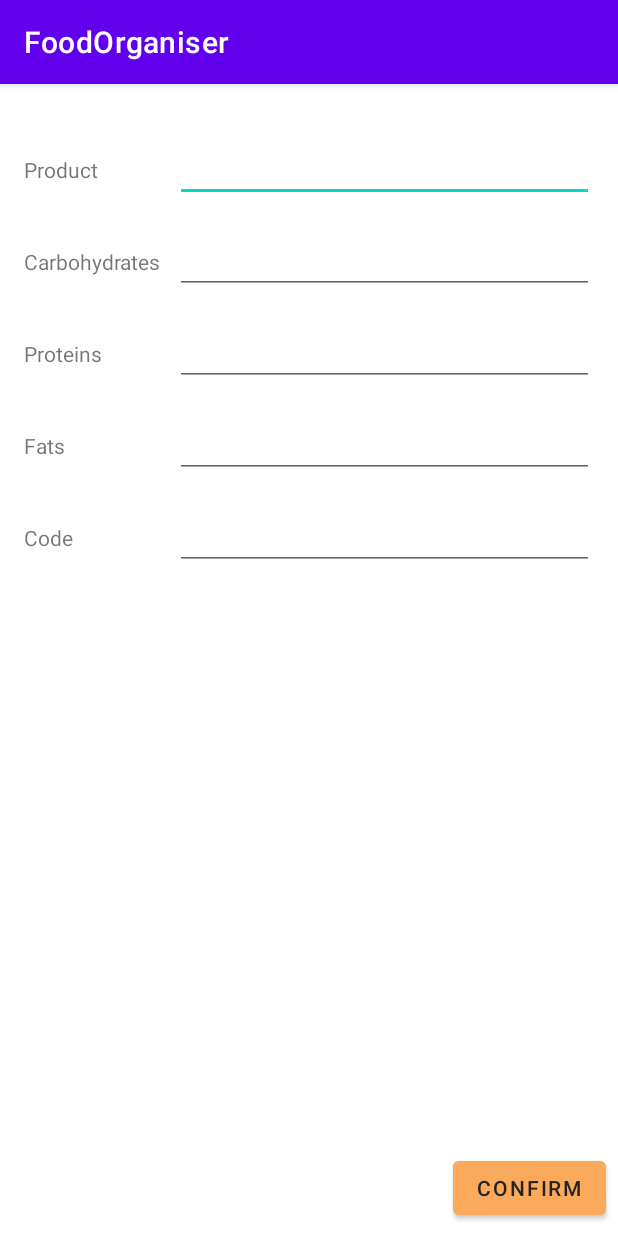
After one commit to shilek/FoodOrganiser, an Android app: the AddProductActivity screen opened directly, with no data from a screen before it, on a phone screen of 412 x 824 dp. The commit adds this screen. Run offline under Robolectric (Android 15) with nearby library versions, the light colour scheme and no system bars.

Commit message:
Added activity to create products in database

```diff
--- a/FoodOrganiser/app/src/main/java/com/app/foodorganiser/MainActivity.java
+++ b/FoodOrganiser/app/src/main/java/com/app/foodorganiser/MainActivity.java
@@ -19,7 +19,6 @@ import android.widget.ListView;
 import android.widget.TextView;
 import android.widget.Toast;
 
-import com.app.foodorganiser.adapters.ProductListAdapter;
 import com.app.foodorganiser.entity.ProductTable;
 import com.app.foodorganiser.productpackage.DatabaseClass;
 import com.app.foodorganiser.productpackage.ProductDisplay;
@@ -71,9 +70,9 @@ public class MainActivity extends AppCompatActivity {
     protected void onCreate(Bundle savedInstanceState) {
         super.onCreate(savedInstanceState);
         setContentView(R.layout.activity_main);
-        if(allProductsList == null) allProductsList = new ArrayList<>();
+        if (allProductsList == null) allProductsList = new ArrayList<>();
 
-        products = findViewById(R.id.ProductsButton);
+        products = findViewById(R.id.add_pr_button);
         timetable = findViewById(R.id.TimetableButton);
         meals = findViewById(R.id.MealsButton);
         account = findViewById(R.id.AccountButton);
@@ -84,7 +83,6 @@ public class MainActivity extends AppCompatActivity {
             List<String> list;
             String string;
             DatabaseClass db = new  DatabaseClass();
-            Looper.prepare();
             try {
                 db.openConnection();
                 db.sendQuery(QueryBuilder.buildQuery("SELECT * FROM products_table"));
@@ -102,6 +100,7 @@ public class MainActivity extends AppCompatActivity {
                 timetable.setClickable(false);
                 meals.setClickable(false);
                 account.setClickable(false);
+                ignore.printStackTrace();
                 //connect.setBackgroundTintList(ColorStateList.valueOf(Color.RED));
             }
         }).start();
@@ -125,34 +124,6 @@ public class MainActivity extends AppCompatActivity {
         loadMenu();
         //==========================================================================================
 
-
-//        connect.setOnClickListener(v -> {
-//            new Thread(() -> {
-//                List<String> list;
-//                String string;
-//                DatabaseClass db = new  DatabaseClass();
-//                Looper.prepare();
-//                try {
-//                    db.openConnection();
-//                    db.sendQuery(QueryBuilder.buildQuery("SELECT * FROM products_table"));
-//                    string = db.receiveReply();
-//                    list = QueryBuilder.toList(string);
-//                    allProductsList = ProductTable.toObject(list);
-//                    products.setClickable(true);
-//                    timetable.setClickable(true);
-//                    meals.setClickable(true);
-//                    account.setClickable(true);
-//                    connect.setBackgroundTintList(ColorStateList.valueOf(Color.GREEN));//setBackgroundColor(Color.GREEN);
-//                }
-//                catch (Exception ignore) {
-//                    products.setClickable(false);
-//                    timetable.setClickable(false);
-//                    meals.setClickable(false);
-//                    account.setClickable(false);
-//                    connect.setBackgroundTintList(ColorStateList.valueOf(Color.RED));
-//                }
-//            }).start();
-//        });
 
         products.setOnClickListener(v -> {
             Intent intent = new Intent(this, ProductDisplay.class);
@@ -334,7 +305,7 @@ public class MainActivity extends AppCompatActivity {
     }
 
     @Override
-    protected void onResume() {
+    public void onResume() {
         super.onResume();
         loadMenu();
     }
--- /dev/null
+++ b/FoodOrganiser/app/src/main/java/com/app/foodorganiser/productpackage/AddProductActivity.java
@@ -0,0 +1,57 @@
+package com.app.foodorganiser.productpackage;
+
+import androidx.appcompat.app.AppCompatActivity;
+
+import android.os.Bundle;
+import android.widget.Button;
+import android.widget.EditText;
+
+import com.app.foodorganiser.R;
+import com.app.foodorganiser.entity.ProductTable;
+
+public class AddProductActivity extends AppCompatActivity {
+
+    EditText nameBox;
+    EditText carbosBox;
+    EditText proteinsBox;
+    EditText fatsBox;
+    EditText codeBox;
+    Button confirm;
+    String name;
+    int carbos = -1;
+    int proteins = -1;
+    int fats = -1;
+    String code = "";
+
+    @Override
+    protected void onCreate(Bundle savedInstanceState) {
+        super.onCreate(savedInstanceState);
+        setContentView(R.layout.activity_add_product);
+
+        nameBox = findViewById(R.id.name_et);
+        carbosBox = findViewById(R.id.carbo_et);
+        proteinsBox = findViewById(R.id.protein_et);
+        fatsBox = findViewById(R.id.fat_et);
+        codeBox = findViewById(R.id.code_et);
+        confirm = findViewById(R.id.confirm_button);
+
+        confirm.setOnClickListener(v -> {
+            getValues();
+            new Thread(() -> {
+                DatabaseClass db = new  DatabaseClass();
+                db.openConnection();
+                ProductTable productObject = new ProductTable(-1, name, proteins, carbos, fats, code, null);
+                db.sendQuery(QueryBuilder.insert(productObject));
+            }).start();
+            this.finish();
+        });
+    }
+
+    public void getValues() {
+        name = nameBox.getText().toString();
+        carbos = Integer.parseInt(carbosBox.getText().toString());
+        proteins = Integer.parseInt(proteinsBox.getText().toString());
+        fats = Integer.parseInt(fatsBox.getText().toString());
+        code = codeBox.getText().toString();
+    }
+}
--- a/FoodOrganiser/app/src/main/java/com/app/foodorganiser/productpackage/DatabaseClass.java
+++ b/FoodOrganiser/app/src/main/java/com/app/foodorganiser/productpackage/DatabaseClass.java
@@ -28,7 +28,7 @@ public class DatabaseClass {
 
     //TODO: placeholder
     public DatabaseClass() {
-        DATABASE = "http://192.168.0.165/projectAndroid/web/index.php"; //put in your local IP
+        DATABASE = "http://192.168.100.7/projectAndroid/web/index.php"; //put in your local IP
         USER = "root";
         PASS = "";
     }
--- a/FoodOrganiser/app/src/main/java/com/app/foodorganiser/productpackage/ProductDisplay.java
+++ b/FoodOrganiser/app/src/main/java/com/app/foodorganiser/productpackage/ProductDisplay.java
@@ -5,7 +5,9 @@ import androidx.recyclerview.widget.LinearLayoutManager;
 import androidx.recyclerview.widget.RecyclerView;
 
 import android.app.AlertDialog;
+import android.content.Intent;
 import android.os.Bundle;
+import android.widget.Button;
 import android.widget.SearchView;
 
 import com.app.foodorganiser.MainActivity;
@@ -15,17 +17,19 @@ import com.app.foodorganiser.entity.ProductTable;
 
 import java.util.List;
 
-public class ProductDisplay extends AppCompatActivity implements ProductListener{
+public class ProductDisplay extends AppCompatActivity implements ProductListener {
     private List<ProductTable> list;
     RecyclerView recyclerView;
     RecyclerView.LayoutManager layoutManager;
     SearchView searchView;
     ProductAdapter productAdapter;
+    Button addProductButton;
 
     @Override
     protected void onCreate(Bundle savedInstanceState) {
         super.onCreate(savedInstanceState);
-        if(MainActivity.allProductsList!=null && MainActivity.allProductsList.size()>0)
+
+        if (MainActivity.allProductsList != null && MainActivity.allProductsList.size() > 0)
         {
             list = MainActivity.allProductsList;
             setContentView(R.layout.activity_product_layout);
@@ -35,6 +39,12 @@ public class ProductDisplay extends AppCompatActivity implements ProductListener
             productAdapter = new ProductAdapter(MainActivity.allProductsList,this);
             recyclerView.setAdapter(productAdapter);
             recyclerView.setLayoutManager(layoutManager);
+            addProductButton = findViewById(R.id.add_pr_button);
+
+            addProductButton.setOnClickListener(v -> {
+                Intent intent = new Intent(this, AddProductActivity.class);
+                startActivity(intent);
+            });
 
             searchView.setOnQueryTextListener(new SearchView.OnQueryTextListener() {
                 @Override
--- /dev/null
+++ b/FoodOrganiser/app/src/main/res/layout/activity_add_product.xml
@@ -0,0 +1,151 @@
+<?xml version="1.0" encoding="utf-8"?>
+<androidx.constraintlayout.widget.ConstraintLayout xmlns:android="http://schemas.android.com/apk/res/android"
+    xmlns:app="http://schemas.android.com/apk/res-auto"
+    xmlns:tools="http://schemas.android.com/tools"
+    android:layout_width="match_parent"
+    android:layout_height="match_parent"
+    tools:context=".productpackage.AddProductActivity">
+
+    <Button
+        android:id="@+id/confirm_button"
+        android:layout_width="wrap_content"
+        android:layout_height="wrap_content"
+        android:layout_marginHorizontal="8dp"
+        android:layout_marginVertical="8dp"
+        android:backgroundTint="@color/ltorange"
+        android:text="Confirm"
+        android:textColor="@color/ltblack"
+        app:layout_constraintBottom_toBottomOf="parent"
+        app:layout_constraintEnd_toEndOf="parent" />
+
+    <LinearLayout
+        android:layout_width="0dp"
+        android:layout_height="0dp"
+        android:layout_marginHorizontal="8dp"
+        android:layout_marginTop="25dp"
+        android:layout_marginBottom="15dp"
+        android:orientation="vertical"
+        app:layout_constraintBottom_toTopOf="@+id/confirm_button"
+        app:layout_constraintEnd_toEndOf="parent"
+        app:layout_constraintStart_toStartOf="parent"
+        app:layout_constraintTop_toTopOf="parent">
+
+        <LinearLayout
+            android:layout_width="match_parent"
+            android:layout_height="wrap_content"
+            android:layout_marginHorizontal="8dp"
+            android:layout_marginVertical="8dp"
+            android:orientation="horizontal">
+
+            <TextView
+                android:id="@+id/name_tv"
+                android:layout_width="35dp"
+                android:layout_height="wrap_content"
+                android:layout_weight="1"
+                android:text="@string/product" />
+
+            <EditText
+                android:id="@+id/name_et"
+                android:layout_width="wrap_content"
+                android:layout_height="wrap_content"
+                android:layout_weight="1"
+                android:autofillHints=""
+                android:ems="10"
+                android:inputType="textPersonName" />
+
+        </LinearLayout>
+
+        <LinearLayout
+            android:layout_width="match_parent"
+            android:layout_height="wrap_content"
+            android:layout_marginHorizontal="8dp"
+            android:layout_marginVertical="8dp"
+            android:orientation="horizontal">
+
+            <TextView
+                android:id="@+id/carbo_tv"
+                android:layout_width="35dp"
+                android:layout_height="wrap_content"
+                android:layout_weight="1"
+                android:text="@string/carbohydrates" />
+
+            <EditText
+                android:id="@+id/carbo_et"
+                android:layout_width="wrap_content"
+                android:layout_height="wrap_content"
+                android:layout_weight="1"
+                android:ems="10"
+                android:inputType="number" />
+
+        </LinearLayout>
+
+        <LinearLayout
+            android:layout_width="match_parent"
+            android:layout_height="wrap_content"
+            android:layout_marginHorizontal="8dp"
+            android:layout_marginVertical="8dp"
+            android:orientation="horizontal">
+
+            <TextView
+                android:id="@+id/protein_tv"
+                android:layout_width="35dp"
+                android:layout_height="wrap_content"
+                android:layout_weight="1"
+                android:text="@string/proteins" />
+
+            <EditText
+                android:id="@+id/protein_et"
+                android:layout_width="wrap_content"
+                android:layout_height="wrap_content"
+                android:layout_weight="1"
+                android:ems="10"
+                android:inputType="number" />
+        </LinearLayout>
+
+        <LinearLayout
+            android:layout_width="match_parent"
+            android:layout_height="wrap_content"
+            android:layout_marginHorizontal="8dp"
+            android:layout_marginVertical="8dp"
+            android:orientation="horizontal">
+
+            <TextView
+                android:id="@+id/fat_tv"
+                android:layout_width="35dp"
+                android:layout_height="wrap_content"
+                android:layout_weight="1"
+                android:text="@string/fats" />
+
+            <EditText
+                android:id="@+id/fat_et"
+                android:layout_width="wrap_content"
+                android:layout_height="wrap_content"
+                android:layout_weight="1"
+                android:ems="10"
+                android:inputType="number" />
+        </LinearLayout>
+
+        <LinearLayout
+            android:layout_width="match_parent"
+            android:layout_height="wrap_content"
+            android:layout_marginHorizontal="8dp"
+            android:layout_marginVertical="8dp"
+            android:orientation="horizontal">
+
+            <TextView
+                android:id="@+id/code_tv"
+                android:layout_width="35dp"
+                android:layout_height="wrap_content"
+                android:layout_weight="1"
+                android:text="@string/code" />
+
+            <EditText
+                android:id="@+id/code_et"
+                android:layout_width="wrap_content"
+                android:layout_height="wrap_content"
+                android:layout_weight="1"
+                android:ems="10"
+                android:inputType="textPersonName" />
+        </LinearLayout>
+    </LinearLayout>
+</androidx.constraintlayout.widget.ConstraintLayout>
--- a/FoodOrganiser/app/src/main/res/layout/activity_main.xml
+++ b/FoodOrganiser/app/src/main/res/layout/activity_main.xml
@@ -8,7 +8,7 @@
     tools:context=".MainActivity">
 
     <Button
-        android:id="@+id/ProductsButton"
+        android:id="@+id/add_pr_button"
         android:layout_width="wrap_content"
         android:layout_height="wrap_content"
         android:layout_alignParentEnd="true"
--- a/FoodOrganiser/app/src/main/res/layout/activity_product_layout.xml
+++ b/FoodOrganiser/app/src/main/res/layout/activity_product_layout.xml
@@ -10,12 +10,40 @@
         android:layout_width="match_parent"
         android:layout_height="wrap_content"
         android:actionViewClass="android.support.v7.widget.SearchView" />
+
     <androidx.recyclerview.widget.RecyclerView
-        android:layout_below="@+id/search_bar"
         android:id="@+id/productDisplay"
         android:layout_width="match_parent"
-        android:background="@color/white"
-        android:layout_height="match_parent" />
+        android:layout_height="555dp"
+        android:layout_above="@+id/add_pr_button"
+        android:layout_below="@+id/search_bar"
+        android:layout_marginHorizontal="0dp"
+        android:layout_marginBottom="8dp"
+        android:background="@color/white" />
+
+    <Button
+        android:id="@+id/add_pr_button"
+        android:layout_width="92dp"
+        android:layout_height="wrap_content"
+        android:layout_alignParentStart="true"
+        android:layout_alignParentEnd="true"
+        android:layout_alignParentBottom="true"
+        android:layout_marginHorizontal="8dp"
+        android:layout_marginVertical="8dp"
+        android:layout_marginStart="155dp"
+        android:layout_marginEnd="155dp"
+        android:layout_marginBottom="8dp"
+        android:backgroundTint="@color/ltorange"
+        android:drawableLeft="@drawable/ic_add"
+        android:gravity="center"
+        android:textColor="@color/ltblack"
+        android:textSize="30sp" />
+
+    <Space
+        android:layout_width="wrap_content"
+        android:layout_height="wrap_content"
+        android:layout_alignParentEnd="true"
+        android:layout_marginEnd="411dp" />
 
 
 </RelativeLayout>
--- a/FoodOrganiser/app/src/main/res/values/strings.xml
+++ b/FoodOrganiser/app/src/main/res/values/strings.xml
@@ -17,4 +17,6 @@
     <string name="carbohydratesValue">Carbohydrates (g)</string>
     <string name="proteinValue">Proteins (g)</string>
     <string name="fatValue">Fats (g)</string>
+    <string name="product">Product</string>
+    <string name="code">Code</string>
 </resources>
```
Also changed, not shown: FoodOrganiser/app/src/main/AndroidManifest.xml (+6 -3 lines).
